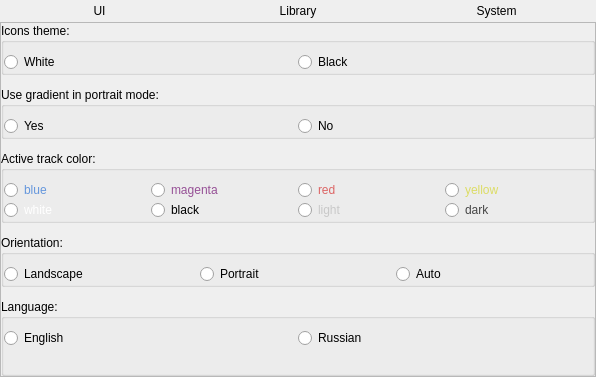
Old version of the form src/ui/settingsform.ui in the repository niktischenko/someplayer.
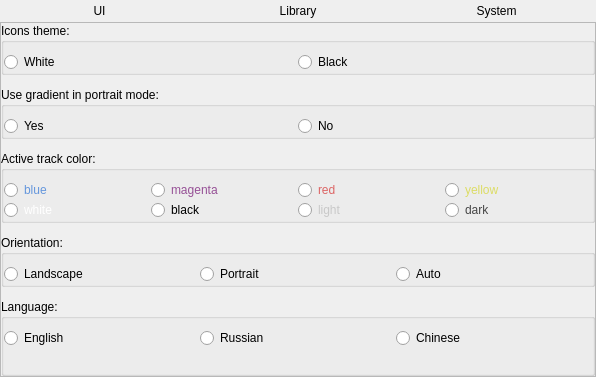
New version of the form. The open tabs and pages were chosen to show the change.

```diff
--- a/src/ui/settingsform.ui
+++ b/src/ui/settingsform.ui
@@ -390,6 +390,13 @@
                   </property>
                  </widget>
                 </item>
+                <item>
+                 <widget class="QRadioButton" name="cnLangButton">
+                  <property name="text">
+                   <string>Chinese</string>
+                  </property>
+                 </widget>
+                </item>
                </layout>
               </item>
               <item>
```
Left out of the diff: 2 changed lines with no effect on the pictures.
